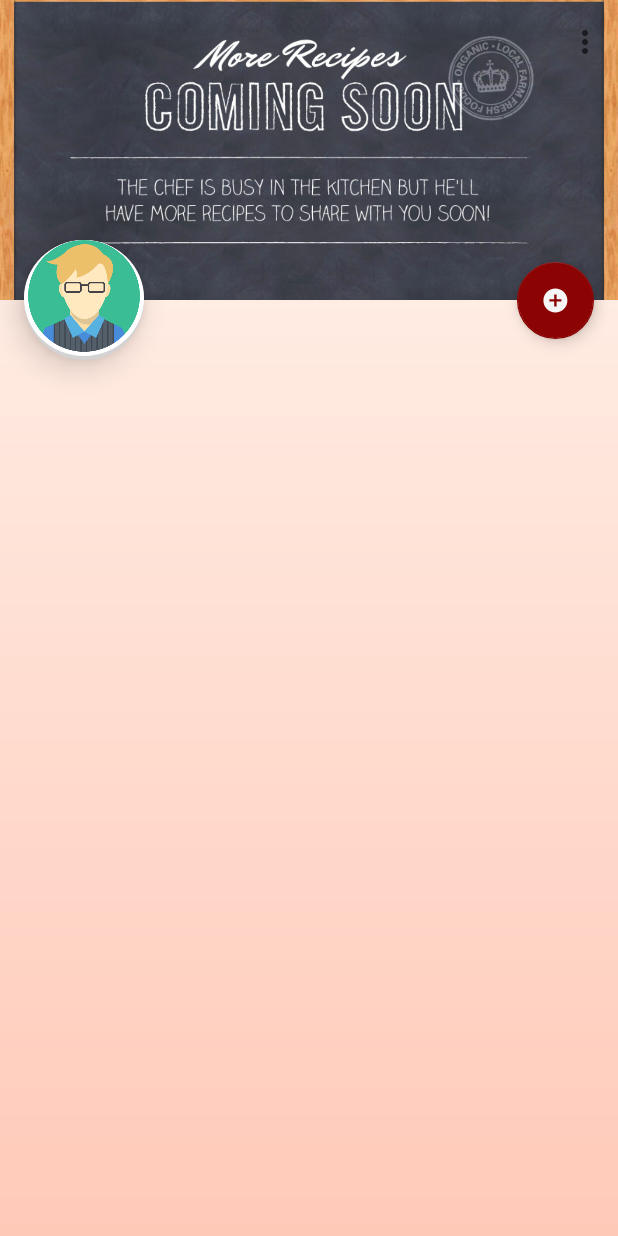
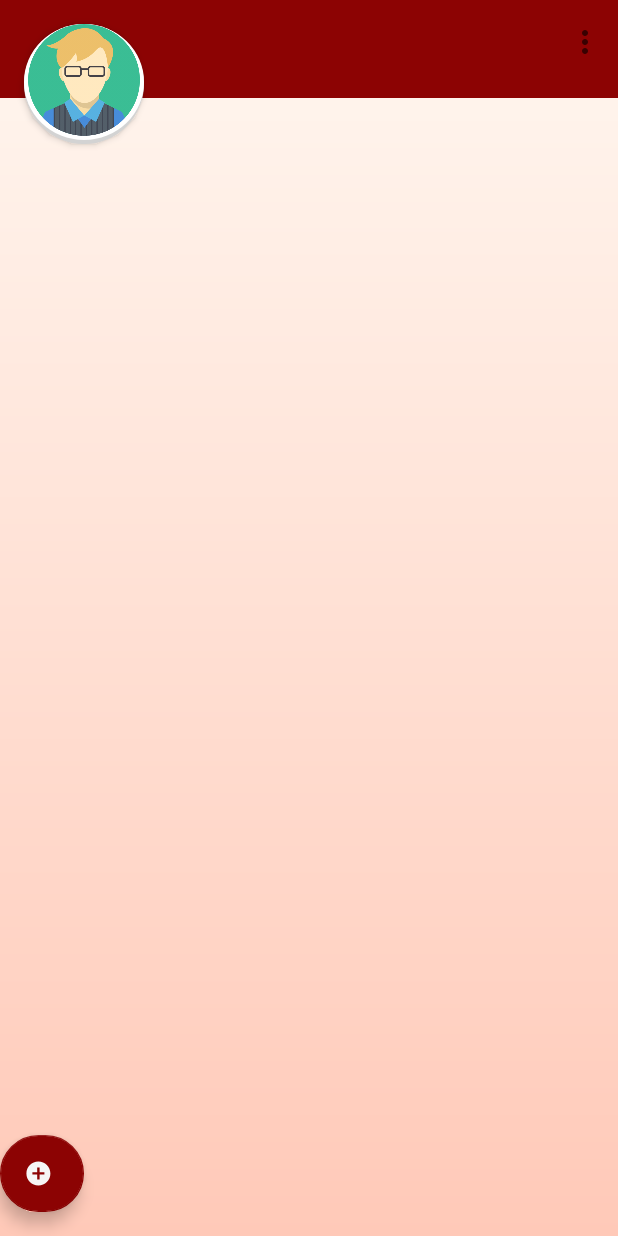
Before and after one commit to liav25/Host-Application, an Android app: the MainActivity screen opened directly, with no data from a screen before it, on a phone screen of 412 x 824 dp. Run offline under Robolectric (Android 15) with nearby library versions, the phone set to English and light mode, and no system bars; our stand-ins replace CircleImageView, Firebase (no records; nobody signed in at launch, a user with empty details on screens opened directly); libraries missing offline, so code that uses them is left out: com.firebase.ui.

Commit message:
collapse the collapsing

```diff
--- a/Feed_Activity/app/build.gradle
+++ b/Feed_Activity/app/build.gradle
@@ -51,7 +51,7 @@ dependencies {
     implementation 'com.firebaseui:firebase-ui-storage:4.3.2'
 
 
-    implementation 'com.google.firebase:firebase-firestore:17.1.2'
+    implementation 'com.google.firebase:firebase-firestore:19.0.0'
     testImplementation 'junit:junit:4.12'
     androidTestImplementation 'com.android.support.test:runner:1.0.2'
     androidTestImplementation 'com.android.support.test.espresso:espresso-core:3.0.2'
--- a/Feed_Activity/app/src/main/java/com/example/feed_activity/MainActivity.java
+++ b/Feed_Activity/app/src/main/java/com/example/feed_activity/MainActivity.java
@@ -1,42 +1,25 @@
 package com.example.feed_activity;
 
 import android.content.Intent;
-import android.graphics.Bitmap;
-import android.graphics.BitmapFactory;
-import android.media.Image;
 import android.os.Build;
 import android.os.Bundle;
-import android.support.annotation.NonNull;
 import android.support.annotation.RequiresApi;
 import android.support.design.widget.FloatingActionButton;
-import android.support.v4.view.NestedScrollingChildHelper;
-import android.support.v4.widget.NestedScrollView;
 import android.support.v7.app.AppCompatActivity;
 import android.support.v7.widget.Toolbar;
-import android.util.Log;
-import android.view.MotionEvent;
-import android.view.View;
 import android.view.Menu;
 import android.view.MenuItem;
-import android.view.ViewGroup;
+import android.view.View;
 import android.view.animation.Animation;
 import android.view.animation.AnimationUtils;
 import android.widget.AdapterView;
 import android.widget.ListView;
-import android.widget.PopupWindow;
 import android.widget.Toast;
 
-import com.google.android.gms.auth.api.Auth;
-import com.google.android.gms.tasks.OnCompleteListener;
-import com.google.android.gms.tasks.Task;
-import com.google.firebase.auth.AuthResult;
-import com.google.firebase.auth.FirebaseAuth;
 import com.google.firebase.auth.FirebaseUser;
 
 import java.util.ArrayList;
 import java.util.Arrays;
-import java.util.HashMap;
-import java.util.HashSet;
 
 import de.hdodenhof.circleimageview.CircleImageView;
 
@@ -53,7 +36,7 @@ public class MainActivity extends AppCompatActivity {
     public static String userId;
 
     private ListView cardlist;
-    NestedScrollView nestedScrollView;
+
 
     public static MealsListAdapter adapter;
 
@@ -86,7 +69,7 @@ public class MainActivity extends AppCompatActivity {
 
         cardlist.setAdapter(adapter);
 
-        cardlist.setNestedScrollingEnabled(true);
+
 
 
         addMealBut = findViewById(R.id.addMealButton);
--- a/Feed_Activity/app/src/main/res/layout-v21/activity_main.xml
+++ b/Feed_Activity/app/src/main/res/layout-v21/activity_main.xml
@@ -1,66 +1,25 @@
 <?xml version="1.0" encoding="utf-8"?>
-<android.support.design.widget.CoordinatorLayout xmlns:android="http://schemas.android.com/apk/res/android"
+<RelativeLayout xmlns:android="http://schemas.android.com/apk/res/android"
 xmlns:app="http://schemas.android.com/apk/res-auto"
 xmlns:tools="http://schemas.android.com/tools"
 android:layout_width="match_parent"
 android:layout_height="match_parent"
 android:background="@drawable/app_background"
 tools:context=".MainActivity"
-    app:layout_scrollFlags="scroll|enterAlways"
     >
-
-
-    <android.support.design.widget.AppBarLayout
-        android:id="@+id/appBarLayout"
+    <LinearLayout
         android:layout_width="match_parent"
-        android:layout_height="wrap_content"
-        android:fitsSystemWindows="true"
-        >
-
-        <android.support.design.widget.CollapsingToolbarLayout
-            android:id="@+id/test1"
-            android:layout_width="match_parent"
-            android:layout_height="200dp"
-            app:layout_scrollFlags="scroll|exitUntilCollapsed"
-            app:contentScrim="#ef3e3e"
-            app:expandedTitleTextAppearance="@color/colorAccent"
-            android:fitsSystemWindows="true"
-            >
-
-            <ImageView
-                app:layout_collapseMode="parallax"
-                android:src="@drawable/recipes2"
-                android:scaleType="centerCrop"
-                android:layout_width="match_parent"
-                android:layout_height="200dp" />
+        android:layout_height="match_parent"
+        android:orientation="vertical">
 
     <android.support.v7.widget.Toolbar
         android:id="@+id/toolbar"
         android:layout_width="match_parent"
-                android:layout_height="?attr/colorAccent"
-
+        android:layout_height="65dp"
         app:popupTheme="@style/ThemeOverlay.AppCompat.Light"
-                app:layout_collapseMode="pin"
+        android:background="@color/AccentRed"
         />
 
-        </android.support.design.widget.CollapsingToolbarLayout>
-
-
-    </android.support.design.widget.AppBarLayout>
-
-
-    <android.support.v4.widget.NestedScrollView
-        android:id="@+id/nested"
-        android:layout_width="match_parent"
-        android:layout_height="match_parent"
-        android:fillViewport="true"
-        app:layout_behavior="@string/appbar_scrolling_view_behavior"
-        >
-
-        <LinearLayout
-            android:layout_width="match_parent"
-            android:layout_height="match_parent"
-            android:orientation="vertical">
 
 
         <ListView
@@ -73,7 +32,6 @@
             />
 
     </LinearLayout >
-    </android.support.v4.widget.NestedScrollView>
 
 <android.support.design.widget.FloatingActionButton
 
@@ -85,12 +43,11 @@
     android:layout_marginBottom="16dp"
     android:clickable="true"
     android:focusable="true"
-        app:layout_anchor="@id/test1"
-        app:layout_anchorGravity="bottom|right|end"
+    android:layout_alignParentBottom="true"
     app:backgroundTint="@color/AccentRed"
     app:layout_constraintBottom_toBottomOf="parent"
-        app:layout_constraintEnd_toEndOf="parent"
     app:srcCompat="@drawable/add"
+    android:elevation="3dp"
     />
 
 <de.hdodenhof.circleimageview.CircleImageView
@@ -101,11 +58,11 @@
     android:layout_marginLeft="16dp"
     android:layout_marginTop="16dp"
     android:background="@drawable/shadow"
-        android:elevation="12dp"
+    android:elevation="3dp"
     android:src="@drawable/profile_picture"
-        app:layout_anchor="@id/appBarLayout"
+    app:layout_anchor="@id/toolbar"
     app:layout_anchorGravity="bottom|left|end"
     app:layout_constraintStart_toStartOf="parent"
     app:layout_constraintTop_toTopOf="parent" />
 
-</android.support.design.widget.CoordinatorLayout>
+</RelativeLayout>
--- a/Feed_Activity/build.gradle
+++ b/Feed_Activity/build.gradle
@@ -10,7 +10,7 @@ buildscript {
     }
     dependencies {
 
-        classpath 'com.android.tools.build:gradle:3.3.2'
+        classpath 'com.android.tools.build:gradle:3.4.1'
         classpath 'com.google.gms:google-services:4.0.1'
         // NOTE: Do not place your application dependencies here; they belong
         // in the individual module build.gradle files
```
Lines whose indentation alone changed are shown as unchanged.
